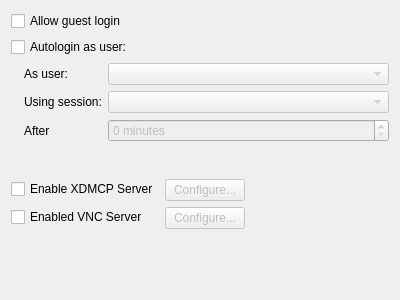
First picture: the form in kcm/coreconfig.ui, repository KDE/lightdm, before the edit.
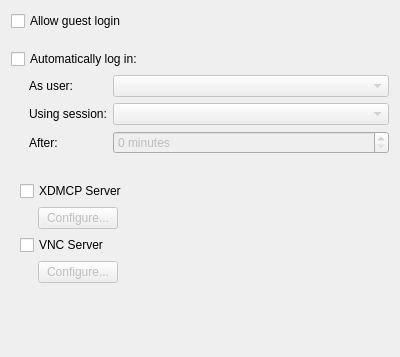
Second picture: the form after the edit. Custom widgets are drawn as their Qt base class.

Commit message: Hide server options as they are incomplete for now. Pimp the rest a bit.

Diff of the .ui file:
```diff
--- a/kcm/coreconfig.ui
+++ b/kcm/coreconfig.ui
@@ -7,13 +7,13 @@
     <x>0</x>
     <y>0</y>
     <width>400</width>
-    <height>300</height>
+    <height>357</height>
    </rect>
   </property>
   <property name="windowTitle">
    <string>Form</string>
   </property>
-  <layout class="QVBoxLayout" name="verticalLayout">
+  <layout class="QVBoxLayout" name="verticalLayout_2">
    <item>
     <widget class="QCheckBox" name="allowGuest">
      <property name="text">
@@ -21,33 +21,34 @@
      </property>
     </widget>
    </item>
+   <item>
+    <spacer name="verticalSpacer_3">
+     <property name="orientation">
+      <enum>Qt::Vertical</enum>
+     </property>
+     <property name="sizeType">
+      <enum>QSizePolicy::Fixed</enum>
+     </property>
+     <property name="sizeHint" stdset="0">
+      <size>
+       <width>20</width>
+       <height>12</height>
+      </size>
+     </property>
+    </spacer>
+   </item>
    <item>
     <widget class="QCheckBox" name="autoLogin">
      <property name="text">
-      <string>Autologin as user:</string>
+      <string>Automatically log in:</string>
      </property>
     </widget>
-   </item>
-   <item>
-    <layout class="QHBoxLayout" name="horizontalLayout">
-     <item>
-      <spacer name="horizontalSpacer">
-       <property name="orientation">
-        <enum>Qt::Horizontal</enum>
-       </property>
-       <property name="sizeType">
-        <enum>QSizePolicy::Fixed</enum>
-       </property>
-       <property name="sizeHint" stdset="0">
-        <size>
-         <width>13</width>
-         <height>20</height>
-        </size>
-       </property>
-      </spacer>
      </item>
      <item>
       <layout class="QFormLayout" name="formLayout">
+     <property name="leftMargin">
+      <number>18</number>
+     </property>
        <item row="0" column="0">
         <widget class="QLabel" name="label">
          <property name="text">
@@ -79,7 +80,10 @@
        <item row="2" column="0">
         <widget class="QLabel" name="label_3">
          <property name="text">
-          <string>After</string>
+        <string>After:</string>
+       </property>
+       <property name="buddy">
+        <cstring>autoLoginTimeout</cstring>
          </property>
         </widget>
        </item>
@@ -95,21 +99,38 @@
        </item>
       </layout>
      </item>
-    </layout>
+   <item>
+    <spacer name="verticalSpacer_2">
+     <property name="orientation">
+      <enum>Qt::Vertical</enum>
+     </property>
+     <property name="sizeType">
+      <enum>QSizePolicy::Fixed</enum>
+     </property>
+     <property name="sizeHint" stdset="0">
+      <size>
+       <width>20</width>
+       <height>12</height>
+      </size>
+     </property>
+    </spacer>
    </item>
    <item>
-    <layout class="QFormLayout" name="formLayout_2">
-     <property name="fieldGrowthPolicy">
-      <enum>QFormLayout::ExpandingFieldsGrow</enum>
-     </property>
-     <item row="0" column="0">
+    <widget class="QWidget" name="serverWidget" native="true">
+     <layout class="QVBoxLayout" name="verticalLayout">
+      <item>
       <widget class="QCheckBox" name="enableXdmcp">
        <property name="text">
-        <string>Enable XDMCP Server</string>
+         <string>XDMCP Server</string>
        </property>
       </widget>
      </item>
-     <item row="0" column="1">
+      <item>
+       <layout class="QHBoxLayout" name="horizontalLayout_3">
+        <property name="leftMargin">
+         <number>18</number>
+        </property>
+        <item>
       <widget class="KPushButton" name="kpushbutton">
        <property name="enabled">
         <bool>false</bool>
@@ -119,14 +140,34 @@
        </property>
       </widget>
      </item>
-     <item row="1" column="0">
+        <item>
+         <spacer name="horizontalSpacer_2">
+          <property name="orientation">
+           <enum>Qt::Horizontal</enum>
+          </property>
+          <property name="sizeHint" stdset="0">
+           <size>
+            <width>40</width>
+            <height>20</height>
+           </size>
+          </property>
+         </spacer>
+        </item>
+       </layout>
+      </item>
+      <item>
       <widget class="QCheckBox" name="enableVnc">
        <property name="text">
-        <string>Enabled VNC Server</string>
+         <string>VNC Server</string>
        </property>
       </widget>
      </item>
-     <item row="1" column="1">
+      <item>
+       <layout class="QHBoxLayout" name="horizontalLayout_2">
+        <property name="leftMargin">
+         <number>18</number>
+        </property>
+        <item>
       <widget class="KPushButton" name="kpushbutton_2">
        <property name="enabled">
         <bool>false</bool>
@@ -136,7 +177,36 @@
        </property>
       </widget>
      </item>
-    </layout>
+        <item>
+         <spacer name="horizontalSpacer_3">
+          <property name="orientation">
+           <enum>Qt::Horizontal</enum>
+          </property>
+          <property name="sizeHint" stdset="0">
+           <size>
+            <width>40</width>
+            <height>20</height>
+           </size>
+          </property>
+         </spacer>
+        </item>
+       </layout>
+      </item>
+     </layout>
+    </widget>
+   </item>
+   <item>
+    <spacer name="verticalSpacer">
+     <property name="orientation">
+      <enum>Qt::Vertical</enum>
+     </property>
+     <property name="sizeHint" stdset="0">
+      <size>
+       <width>20</width>
+       <height>40</height>
+      </size>
+     </property>
+    </spacer>
    </item>
   </layout>
  </widget>
```
Left out of the diff: 6 changed lines with no effect on the pictures. Lines whose indentation alone changed are shown as unchanged. The commit also changes 1 other file.
